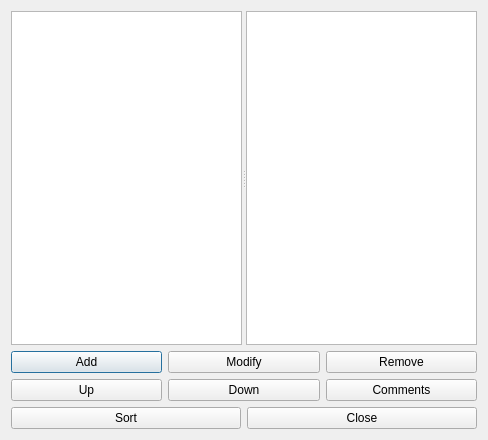
Before: the Qt Designer form fet/src/interface/buildingsform_template.ui in vonmecheln/fet, drawn with Qt 5.
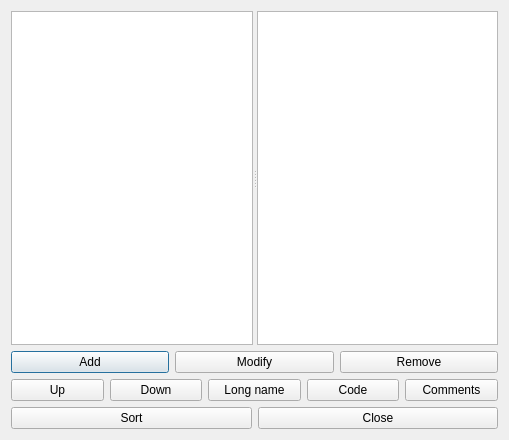
After: the same form once the commit is applied.

What changed in the file:
```diff
--- a/fet/src/interface/buildingsform_template.ui
+++ b/fet/src/interface/buildingsform_template.ui
@@ -6,7 +6,7 @@
    <rect>
     <x>0</x>
     <y>0</y>
-    <width>488</width>
+    <width>509</width>
     <height>440</height>
    </rect>
   </property>
@@ -70,6 +70,20 @@
        </property>
       </widget>
      </item>
+     <item>
+      <widget class="QPushButton" name="longNamePushButton">
+       <property name="text">
+        <string>Long name</string>
+       </property>
+      </widget>
+     </item>
+     <item>
+      <widget class="QPushButton" name="codePushButton">
+       <property name="text">
+        <string>Code</string>
+       </property>
+      </widget>
+     </item>
      <item>
       <widget class="QPushButton" name="commentsPushButton">
        <property name="text">
```
